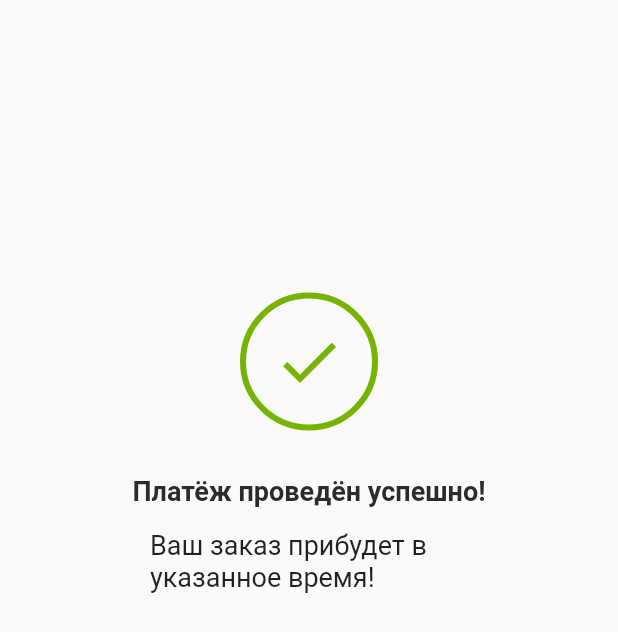
After one commit to hacker-uz/tezbazar_demo, a Flutter app: the BalanceSmsVerify screen opened directly, after a tap on "Продолжить", on a phone screen of 412 x 824 dp. The commit adds this screen. Shown: the top 632 px of the screen. Run offline on Flutter 3.47's test engine with Material 2 defaults, Android fonts, the phone set to English and light mode, and no system bars; our stand-ins replace flutter_svg.

Commit message:
this part is made by Elyor

```diff
--- a/lib/ui/balance/balance_sms_verify.dart
+++ b/lib/ui/balance/balance_sms_verify.dart
@@ -1,5 +1,5 @@
 import 'package:flutter/material.dart';
-
+import 'package:tezbazar_demo/ui/balance/balance_sms_verify_message.dart';
 import '../../constants.dart';
 
 class BalanceSmsVerify extends StatelessWidget {
@@ -45,7 +45,8 @@ class BalanceSmsVerify extends StatelessWidget {
                 ),
               ),
               // SizedBox(height: 10,),
-              Container(
+              GestureDetector(
+                child: Container(
                   padding: EdgeInsets.symmetric(horizontal: 38, vertical: 12),
                   height: 40,
                   decoration: BoxDecoration(
@@ -60,6 +61,10 @@ class BalanceSmsVerify extends StatelessWidget {
                     ),
                   ),
                 ),
+                onTap: (){
+                  Navigator.push(context,MaterialPageRoute(builder: (context) => BlanceSmsVerifyMessage()));
+                },
+              ),
             ],
           ),
         ),
--- /dev/null
+++ b/lib/ui/balance/balance_sms_verify_message.dart
@@ -0,0 +1,55 @@
+import 'package:flutter/cupertino.dart';
+import 'package:flutter/material.dart';
+class BlanceSmsVerifyMessage extends StatelessWidget {
+  @override
+  Widget build(BuildContext context) {
+    return MaterialApp(
+      home: Scaffold(
+        body: Container(
+          padding: EdgeInsets.only(top: 195),
+          alignment: Alignment.center,
+          child: Column(
+            children: [
+              Container(
+                child: Center(
+                  child:Icon(Icons.done, color:Color(0xFF77B300),
+                    size: 48,
+                  ), ),
+                width: 92,
+                height: 92,
+                decoration: BoxDecoration(
+                    borderRadius: BorderRadius.circular(50),
+                    border: Border.all(color: Color(0xFF77B300), width: 4)),
+              ),
+              SizedBox(
+                height: 30,
+              ),
+              Padding(
+                padding: const EdgeInsets.symmetric(horizontal: 38,vertical: 0),
+                child: Text(
+                  'Платёж проведён успешно!',
+                  style: TextStyle(
+                      fontWeight: FontWeight.w700,
+                      color: Color(0xFF2B2B2B),
+                      fontSize: 18
+                  ),
+                ),
+              ),
+              SizedBox(
+                height: 15,
+              ),
+              Padding(
+                padding: const EdgeInsets.symmetric(horizontal: 100,vertical: 0),
+                child: Text(
+                  'Ваш заказ прибудет в указанное время!',
+                  style: TextStyle(fontWeight: FontWeight.w400, fontSize: 18),
+                ),
+              )
+
+            ],
+          ),
+        ),
+      ),
+    );
+  }
+}
```
Lines whose indentation alone changed are shown as unchanged.
